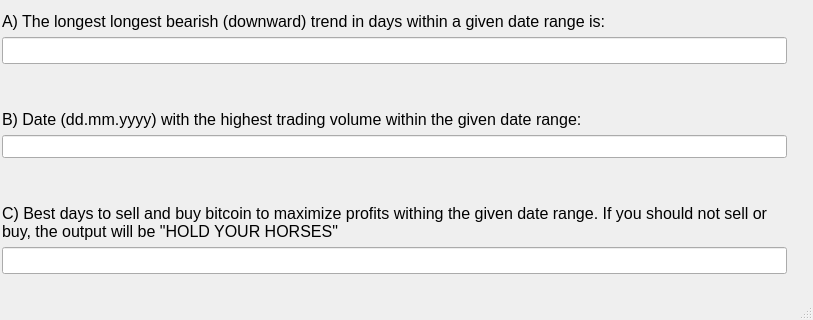
Before: the Qt Designer form bitcoinAnalyzer/mainui.ui in miikka0000/BitcoinAnalyzer, drawn with Qt 5; both pictures show x 0 to 813 and y 349 to 669 of the 813 by 669 pixel window.
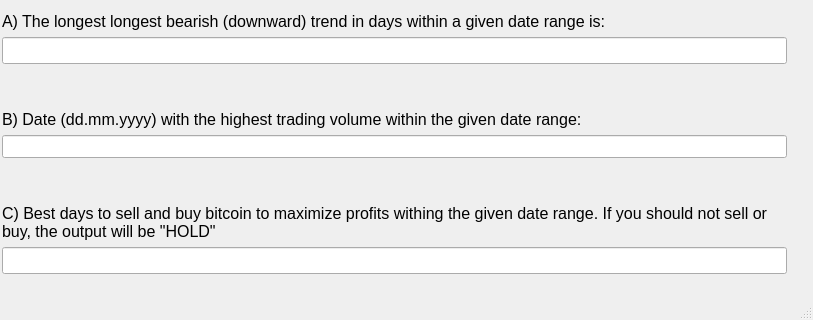
After: the same form once the commit is applied.

The edit to the form file:
```diff
--- a/bitcoinAnalyzer/mainui.ui
+++ b/bitcoinAnalyzer/mainui.ui
@@ -362,11 +362,12 @@
           <widget class="QLabel" name="label_6">
            <property name="font">
             <font>
+             <family>Arial</family>
              <pointsize>12</pointsize>
             </font>
            </property>
            <property name="text">
-            <string>C) Best days to sell and buy bitcoin to maximize profits withing the given date range. If you should not sell or buy, the output will be &quot;HOLD YOUR HORSES&quot;</string>
+            <string>C) Best days to sell and buy bitcoin to maximize profits withing the given date range. If you should not sell or buy, the output will be &quot;HOLD&quot;</string>
            </property>
            <property name="wordWrap">
             <bool>true</bool>
```
Left out of the diff: 14 changed lines with no effect on the pictures.
